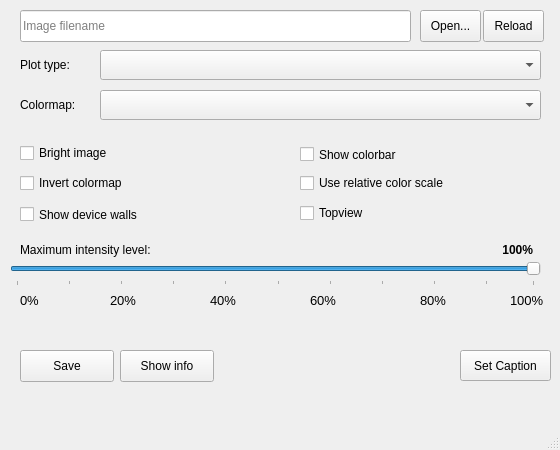
The window that ui/main.ui (hoppe93/softviz) describes before a commit, drawn with Qt 5.
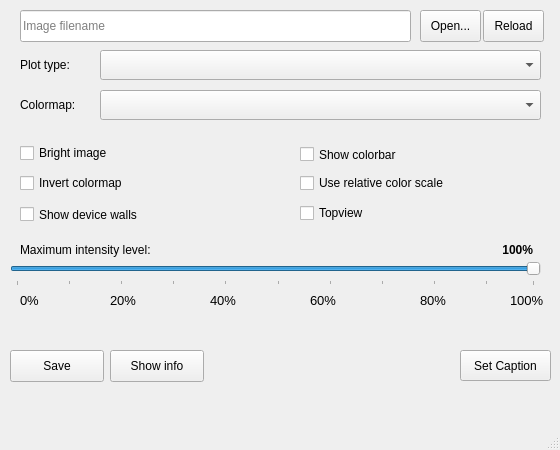
The same window after the commit.

```diff
--- a/ui/main.ui
+++ b/ui/main.ui
@@ -282,7 +282,7 @@
    <widget class="QPushButton" name="btnSave">
     <property name="geometry">
      <rect>
-      <x>20</x>
+      <x>10</x>
       <y>350</y>
       <width>94</width>
       <height>32</height>
@@ -320,7 +320,7 @@
    <widget class="QPushButton" name="btnInfo">
     <property name="geometry">
      <rect>
-      <x>120</x>
+      <x>110</x>
       <y>350</y>
       <width>94</width>
       <height>32</height>
```
